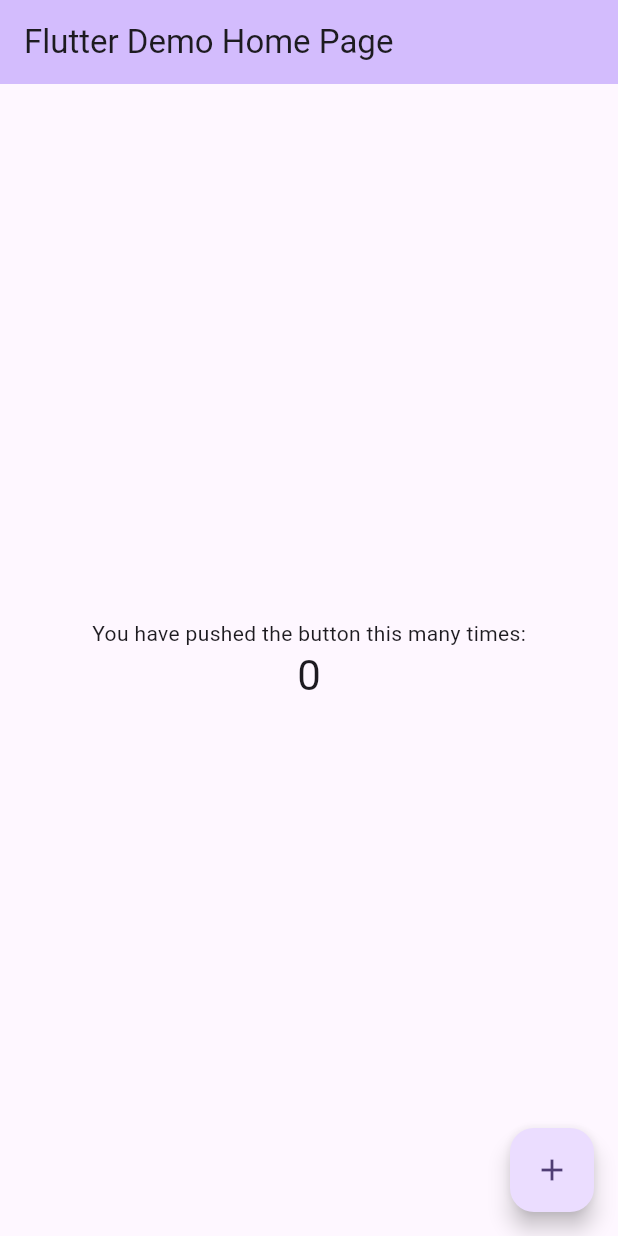
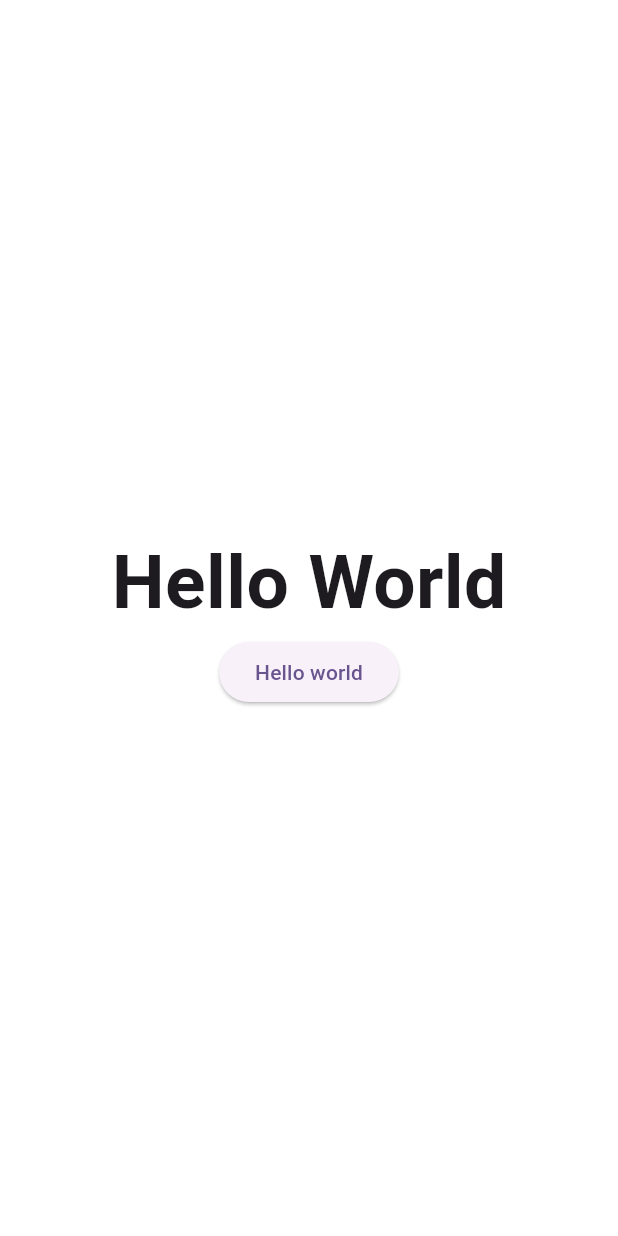
Before and after one commit to lenblazy/soko_user, a Flutter app: the screen it shows after launch, on a phone screen of 412 x 824 dp. Run offline on Flutter 3.47's test engine with Material 3 defaults, Android fonts, the phone set to English and light mode, and no system bars.

Commit message:
Add home screen

```diff
--- a/lib/main.dart
+++ b/lib/main.dart
@@ -1,4 +1,5 @@
 import 'package:flutter/material.dart';
+import 'package:soko_user/screens/home_screen.dart';
 
 void main() {
   runApp(const MyApp());
@@ -13,25 +14,12 @@ class MyApp extends StatelessWidget {
     return MaterialApp(
       title: 'Flutter Demo',
       theme: ThemeData(
-        // This is the theme of your application.
-        //
-        // TRY THIS: Try running your application with "flutter run". You'll see
-        // the application has a purple toolbar. Then, without quitting the app,
-        // try changing the seedColor in the colorScheme below to Colors.green
-        // and then invoke "hot reload" (save your changes or press the "hot
-        // reload" button in a Flutter-supported IDE, or press "r" if you used
-        // the command line to start the app).
-        //
-        // Notice that the counter didn't reset back to zero; the application
-        // state is not lost during the reload. To reset the state, use hot
-        // restart instead.
-        //
-        // This works for code too, not just values: Most code changes can be
-        // tested with just a hot reload.
+        primarySwatch: Colors.green,
+        scaffoldBackgroundColor: Colors.white,
         colorScheme: ColorScheme.fromSeed(seedColor: Colors.deepPurple),
         useMaterial3: true,
       ),
-      home: const MyHomePage(title: 'Flutter Demo Home Page'),
+      home: const HomeScreen(),
     );
   }
 }
--- /dev/null
+++ b/lib/screens/home_screen.dart
@@ -0,0 +1,29 @@
+import 'package:flutter/material.dart';
+
+class HomeScreen extends StatelessWidget {
+  const HomeScreen({super.key});
+
+  @override
+  Widget build(BuildContext context) {
+    return Scaffold(
+      body: Center(
+        child: Column(
+          mainAxisAlignment: MainAxisAlignment.center,
+          children: [
+            const Text(
+              "Hello World",
+              style: TextStyle(
+                fontSize: 50,
+                fontWeight: FontWeight.bold,
+              ),
+            ),
+            ElevatedButton(
+              onPressed: () {},
+              child: Text("Hello world"),
+            ),
+          ],
+        ),
+      ),
+    );
+  }
+}
```
